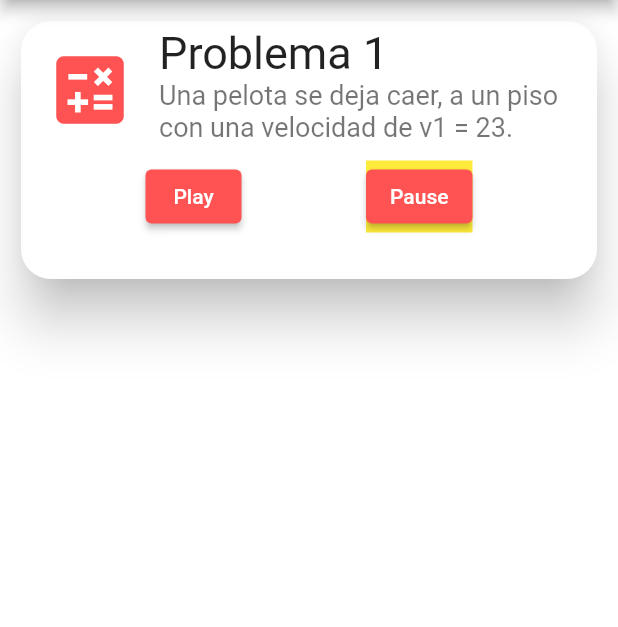
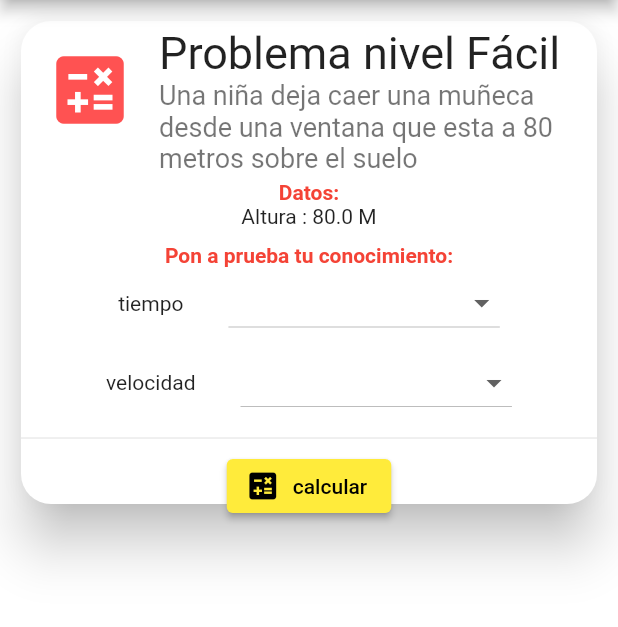
Before and after one commit to Cesar1997/fisica-app, a Flutter app: the screen it shows after launch, on a phone screen of 412 x 824 dp, the part 84-711 px from its top. Run offline on Flutter 3.47's test engine with Material 2 defaults, Android fonts, the phone set to English and light mode, and no system bars.

Commit message:
Agregando resolucion de problemas

```diff
--- /dev/null
+++ b/lib/Models/Levels.dart
@@ -0,0 +1,5 @@
+enum Levels {
+  easy,
+  medium,
+  hard
+}
--- /dev/null
+++ b/lib/Models/Problem.dart
@@ -0,0 +1,49 @@
+// To parse this JSON data, do
+//
+//     final problem = problemFromJson(jsonString);
+
+import 'dart:convert';
+
+Problem problemFromJson(String str) => Problem.fromJson(json.decode(str));
+
+String problemToJson(Problem data) => json.encode(data.toJson());
+
+class Problem {
+    Problem({
+        this.problem,
+        this.height,
+        this.time,
+        this.velocity,
+        this.initialVelocity,
+        this.valuesToCalculate,
+        this.level,
+    });
+
+    String problem;
+    double height;
+    double time;
+    double velocity;
+    double initialVelocity;
+    List<String> valuesToCalculate;
+    String level;
+
+    factory Problem.fromJson(Map<String, dynamic> json) => Problem(
+        problem: json["problem"],
+        height: json["height"],
+        time: json["time"],
+        velocity: json["velocity"],
+        initialVelocity: json["initialVelocity"],
+        valuesToCalculate: List<String>.from(json["valuesToCalculate"].map((x) => x)),
+        level: json["level"],
+    );
+
+    Map<String, dynamic> toJson() => {
+        "problem": problem,
+        "height": height,
+        "time": time,
+        "velocity": velocity,
+        "initialVelocity": initialVelocity,
+        "valuesToCalculate": List<dynamic>.from(valuesToCalculate.map((x) => x)),
+        "level": level,
+    };
+}
--- /dev/null
+++ b/lib/Services/ProblemsService.dart
@@ -0,0 +1,47 @@
+import 'package:fisica_app/Models/Levels.dart';
+import 'package:fisica_app/Models/Problem.dart';
+
+class ProblemsService {
+
+
+ static List<Problem> getAllProblemsFilteredBylevel(Levels level) {
+      return [
+        Problem(
+          problem: "Se deja caer una piedra desde la azotea de un edificio ",
+          height: null,
+          initialVelocity: 0,
+          level: parseLevel("easy"),
+          velocity: null,
+          time: 5,
+          valuesToCalculate: ["altura","velocidad"]
+        ),
+        Problem(
+          problem: "Una niña deja caer una muñeca desde una ventana que esta a 80 metros sobre el suelo",
+          height: 80,
+          initialVelocity: 0,
+          level: parseLevel("easy"),
+          velocity: null,
+          time: null,
+          valuesToCalculate: ["tiempo","velocidad"]
+        ),
+      ];
+  }
+
+  static Future<Problem> getRandProblem(Levels level) async {
+    return getAllProblemsFilteredBylevel(Levels.easy)[1];
+  }
+
+  static String parseLevel(String level) {
+    switch(level) {
+      case "easy" :
+        return "Fácil";
+      break;
+      case "medium" :
+        return "Medio";
+      break;
+      case "hard" :
+        return "Díficil";
+      break;
+    }
+  }
+}
--- /dev/null
+++ b/lib/calculations/FreeFall/CalcFreeFall.dart
@@ -0,0 +1,70 @@
+import 'dart:math';
+
+import 'package:fisica_app/Models/Problem.dart';
+
+class CalcFreeFall {
+  Problem problem;
+  final GRAVITY = 9.8;
+
+  CalcFreeFall(Problem problem) {
+    this.problem = problem;
+  }
+  double calcTime() {
+    if(this.problem.time != null) {
+      return this.problem.time;
+    }
+    return sqrt( ( 2 * this.calcHeight() ) / this.GRAVITY );
+  }
+
+  double calcHeight() {
+    if(this.problem.height != null) {
+      return this.problem.height;
+    }
+    double wather = this.problem.time != null ? this.problem.time : this.calcTime();
+    return (this.GRAVITY * pow(wather, 2) / 2);
+  }
+
+  double calcVelocity() {
+    return this.GRAVITY * this.calcTime();
+  }
+
+  List<Map> createListForTimeWithValuesRandomAndValueThurt() {
+      final List<Map> listRandom = [];
+      double time =  this.calcTime();
+      listRandom.add({'value':time, 'isResponse' : false  });
+      var rng = new Random();
+      for(var i = 0; i< 3; i++) {
+        final findRand = rng.nextDouble() * time;
+        listRandom.add({'value':findRand, 'isResponse' : false  });
+      }
+      return listRandom;
+  }
+
+  List<Map> createListForVelocityWithValuesRandomAndValueThurt() {
+      final List<Map> listRandom = [];
+      double time =  this.calcVelocity();
+      listRandom.add({'value':time, 'isResponse' : false  });
+      var rng = new Random();
+      for(var i = 0; i< 3; i++) {
+        final findRand = rng.nextDouble() * time;
+        listRandom.add({'value':findRand, 'isResponse' : false  });
+      }
+      return listRandom;
+  }
+
+
+  List<Map> createListForHeigthWithValuesRandomAndValueThurt() {
+      final List<Map> listRandom = [];
+      double time =  this.calcHeight();
+      listRandom.add({'value':time, 'isResponse' : false  });
+      var rng = new Random();
+      for(var i = 0; i< 3; i++) {
+        final findRand = rng.nextDouble() * time;
+        listRandom.add({'value':findRand, 'isResponse' : false  });
+      }
+      return listRandom;
+  }
+
+
+
+}
--- a/lib/home.dart
+++ b/lib/home.dart
@@ -1,7 +1,17 @@
+import 'package:fisica_app/Models/Levels.dart';
+import 'package:fisica_app/Services/ProblemsService.dart';
+import 'package:fisica_app/calculations/FreeFall/CalcFreeFall.dart';
 import 'package:flutter/material.dart';
-class HomePage extends StatelessWidget {
+import 'package:fisica_app/Models/Problem.dart';
+
+class HomePage extends StatefulWidget {
   const HomePage({Key key}) : super(key: key);
 
+  @override
+  _HomePageState createState() => _HomePageState();
+}
+
+class _HomePageState extends State<HomePage> {
   @override
   Widget build(BuildContext context) {
     return Scaffold(
@@ -12,57 +22,111 @@ class HomePage extends StatelessWidget {
         children: [
           Container(
             width: 500,
-            height: 200,
+            height: 350,
             padding: EdgeInsets.all(10),
             child: Card(
               shape: RoundedRectangleBorder(
-                borderRadius: BorderRadius.circular(20)
-              ),
+                  borderRadius: BorderRadius.circular(20)),
               color: Colors.white,
               elevation: 15,
-              child: Column(
+              child: FutureBuilder(
+                  future: ProblemsService.getRandProblem(Levels.easy),
+                  builder:
+                      (BuildContext context, AsyncSnapshot<Problem> snapshot) {
+                    if (snapshot.hasData) {
+                      final data = snapshot.data;
+                      return Column(
                         mainAxisSize: MainAxisSize.min,
                         mainAxisAlignment: MainAxisAlignment.start,
                         children: [
                           ListTile(
-                    leading:  Icon(Icons.calculate, size: 60, color: Colors.redAccent),
-                    title: Text(
-                      'Problema 1',
-                      style: TextStyle(fontSize: 30.0)
+                            leading: Icon(Icons.calculate,
+                                size: 60, color: Colors.redAccent),
+                            title: Text('Problema nivel ${data.level}',
+                                style: TextStyle(fontSize: 30.0)),
+                            subtitle: Text(data.problem,
+                                style: TextStyle(fontSize: 18.0)),
                           ),
-                    subtitle: Text(
-                      'Una pelota se deja caer, a un piso con una velocidad de v1 = 23.',
-                      style: TextStyle(fontSize: 18.0)
+                          Text(
+                            'Datos:',
+                            style: TextStyle(
+                                color: Colors.red, fontWeight: FontWeight.bold),
                           ),
+                          data.time != null
+                              ? Text('Tiempo : ${data.time} m/s')
+                              : Container(),
+                          data.height != null
+                              ? Text('Altura : ${data.height} M')
+                              : Container(),
+                          data.velocity != null
+                              ? Text('Velocidad final : ${data.velocity}')
+                              : Container(),
+                          SizedBox(height: 10),
+                          Text(
+                            'Pon a prueba tu conocimiento:',
+                            style: TextStyle(
+                                color: Colors.red, fontWeight: FontWeight.bold),
                           ),
-                  SizedBox(),
-                  ButtonBar(
-                    alignment: MainAxisAlignment.spaceEvenly,
-                  children: <Widget>[
-                    Container(
-                      child: ElevatedButton(
-
-                        child: Text('Play'),
-                        onPressed: () {/* ... */},
+                          Column(
+                            mainAxisAlignment: MainAxisAlignment.center,
+                            children: this.createListProblemsForResolve(data),
                           ),
+                          Divider(),
+                          ElevatedButton.icon(
+                              style: ElevatedButton.styleFrom(
+                                  primary: Colors.yellow),
+                              onPressed: () {},
+                              icon: Icon(
+                                Icons.calculate,
+                                color: Colors.black,
                               ),
-                    Container(
-                      color: Colors.yellow,
-                      child: ElevatedButton(
-
-                        child: Text('Pause'),
-                        onPressed: () {/* ... */},
-                      ),
-                    ),
+                              label: Text(
+                                'calcular',
+                                style: TextStyle(color: Colors.black),
+                              ))
                         ],
-                  ),
-
-                ],
-              ),
+                      );
+                    } else {
+                      return CircularProgressIndicator();
+                    }
+                  }),
             ),
           )
         ],
       ),
     );
   }
+
+  List<Widget> createListProblemsForResolve(Problem problem) {
+    return problem.valuesToCalculate.map((e) {
+      final calcFreeFall = CalcFreeFall(problem);
+
+      return Container(
+        margin: EdgeInsets.only(bottom: 5),
+        child: Row(
+          mainAxisAlignment: MainAxisAlignment.center,
+          children: [
+            Text(e),
+            SizedBox(
+              width: 30,
+            ),
+            DropdownButton(
+                onChanged: (Map newValue) {
+                  setState(() {});
+                },
+                items: calcFreeFall.createListForTimeWithValuesRandomAndValueThurt()
+                    .map<DropdownMenuItem<Map>>((Map item) {
+
+                  return DropdownMenuItem<Map>(
+                    value: item,
+                    child: Text(item['value'].toString()),
+                  );
+                }).toList())
+          ],
+        ),
+      );
+      //return DropdownButton(items: items)
+    }).toList();
+    //TODO : Add logic here list and dropdown
   }
+}
```
Also changed, not shown: lib/calculations/FreeFall/Distance.dart (added), lib/calculations/FreeFall/Time.dart (added), lib/calculations/FreeFall/Velocity.dart (added). Lines whose indentation alone changed are shown as unchanged.
